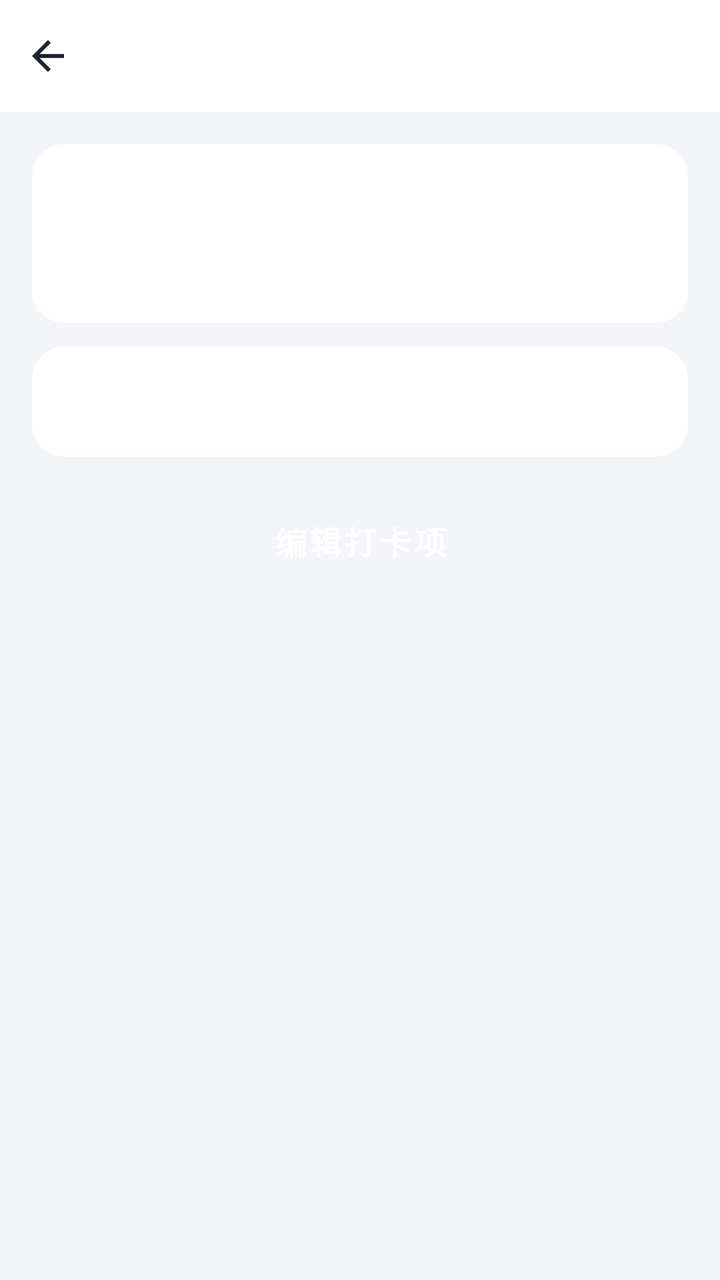
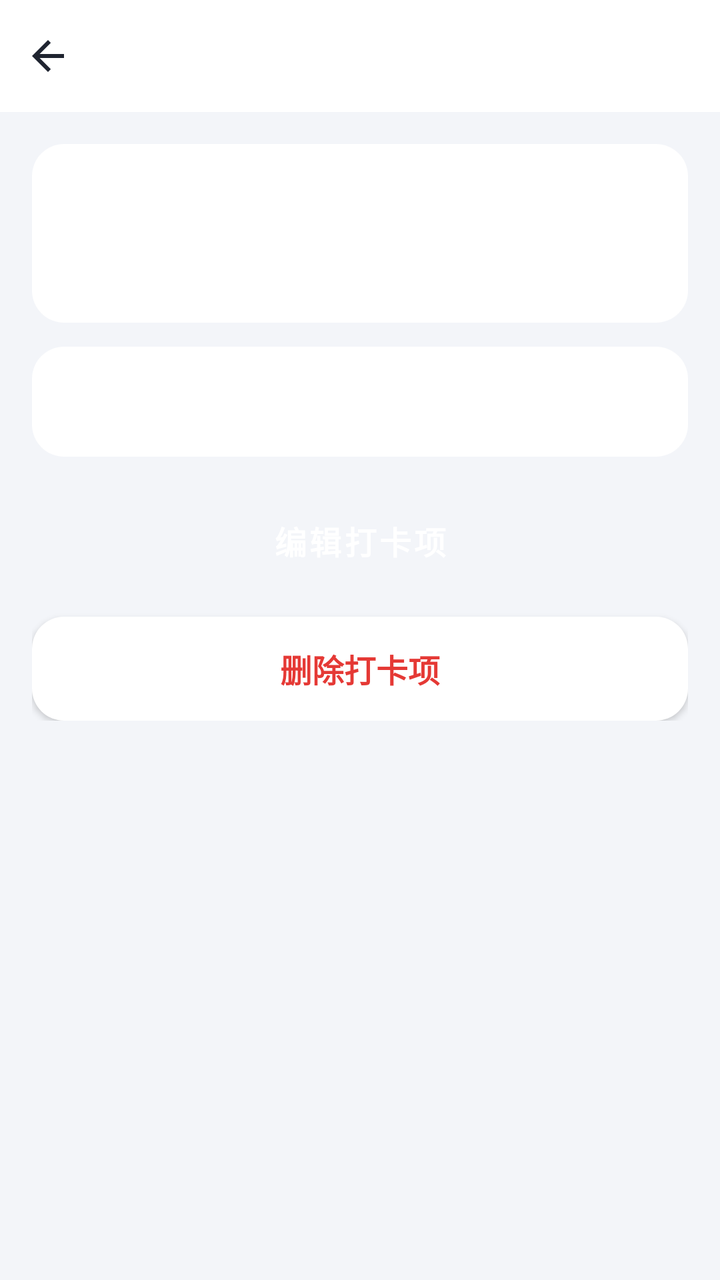

Two renders of the same Android screen: before a commit and after it. Below are the layout's source before the change and the commit's diff.
<!-- AndroidManifest.xml: application theme Theme.Checkin -->
<!-- res/layout/activity_detail.xml -->
<?xml version="1.0" encoding="utf-8"?>
<LinearLayout xmlns:android="http://schemas.android.com/apk/res/android"
    android:layout_width="match_parent"
    android:layout_height="match_parent"
    android:background="@color/bg_page"
    android:orientation="vertical">

    <include android:id="@+id/topbar" layout="@layout/view_topbar" />

    <ScrollView
        android:layout_width="match_parent"
        android:layout_height="0dp"
        android:layout_weight="1"
        android:scrollbars="none">

        <LinearLayout
            android:layout_width="match_parent"
            android:layout_height="wrap_content"
            android:orientation="vertical"
            android:padding="16dp">

            <LinearLayout
                android:id="@+id/header_card"
                android:layout_width="match_parent"
                android:layout_height="wrap_content"
                android:background="@drawable/bg_card"
                android:gravity="center_vertical"
                android:orientation="horizontal"
                android:padding="18dp">

                <TextView
                    android:id="@+id/tv_emoji"
                    android:layout_width="wrap_content"
                    android:layout_height="wrap_content"
                    android:textSize="40sp" />

                <LinearLayout
                    android:layout_width="0dp"
                    android:layout_height="wrap_content"
                    android:layout_marginStart="14dp"
                    android:layout_weight="1"
                    android:orientation="vertical">

                    <TextView
                        android:id="@+id/tv_name"
                        android:layout_width="wrap_content"
                        android:layout_height="wrap_content"
                        android:textColor="@color/text_primary"
                        android:textSize="20sp"
                        android:textStyle="bold" />

                    <TextView
                        android:id="@+id/tv_sub"
                        android:layout_width="wrap_content"
                        android:layout_height="wrap_content"
                        android:layout_marginTop="6dp"
                        android:textColor="@color/text_secondary"
                        android:textSize="13sp" />
                </LinearLayout>
            </LinearLayout>

            <TextView
                android:id="@+id/tv_detail"
                android:layout_width="match_parent"
                android:layout_height="wrap_content"
                android:layout_marginTop="12dp"
                android:background="@drawable/bg_card"
                android:lineSpacingExtra="6dp"
                android:padding="18dp"
                android:textColor="@color/text_primary"
                android:textSize="14sp" />

            <Button
                android:id="@+id/btn_edit"
                style="@style/PrimaryButton"
                android:layout_width="match_parent"
                android:layout_marginTop="16dp"
                android:text="编辑打卡项" />
        </LinearLayout>
    </ScrollView>
</LinearLayout>
<!-- res/layout/view_topbar.xml (included above) -->
<?xml version="1.0" encoding="utf-8"?>
<LinearLayout xmlns:android="http://schemas.android.com/apk/res/android"
    android:layout_width="match_parent"
    android:layout_height="56dp"
    android:background="@color/white"
    android:gravity="center_vertical"
    android:orientation="horizontal">

    <ImageButton
        android:id="@+id/btn_back"
        android:layout_width="48dp"
        android:layout_height="48dp"
        android:background="?attr/selectableItemBackgroundBorderless"
        android:contentDescription="返回"
        android:src="@drawable/ic_back" />

    <FrameLayout
        android:layout_width="0dp"
        android:layout_height="match_parent"
        android:layout_weight="1">

        <TextView
            android:id="@+id/tv_title"
            android:layout_width="wrap_content"
            android:layout_height="wrap_content"
            android:layout_gravity="center"
            android:textColor="@color/text_primary"
            android:textSize="17sp"
            android:textStyle="bold" />
    </FrameLayout>

    <FrameLayout
        android:id="@+id/title_right_container"
        android:layout_width="wrap_content"
        android:layout_height="match_parent"
        android:minWidth="48dp" />
</LinearLayout>
<!-- resources referenced by this layout -->
<resources>
  <color name="bg_page">#F3F5F9</color>
  <color name="text_primary">#1F2430</color>
  <color name="text_secondary">#6B7280</color>
  <color name="white">#FFFFFF</color>
  <!-- drawable bg_card (drawable) -->
  <?xml version="1.0" encoding="utf-8"?>
  <shape xmlns:android="http://schemas.android.com/apk/res/android" android:shape="rectangle">
      <solid android:color="@color/bg_card" />
      <corners android:radius="16dp" />
  </shape>
  <!-- drawable ic_back (drawable) -->
  <vector xmlns:android="http://schemas.android.com/apk/res/android"
      android:width="24dp" android:height="24dp"
      android:viewportWidth="24" android:viewportHeight="24" android:tint="@color/text_primary">
      <path android:fillColor="@android:color/white" android:pathData="M20,11H7.83l5.59,-5.59L12,4l-8,8 8,8 1.41,-1.41L7.83,13H20v-2z"/>
  </vector>
  <style name="PrimaryButton" parent="Widget.MaterialComponents.Button">
          <item name="android:layout_height">52dp</item>
          <item name="cornerRadius">14dp</item>
          <item name="android:textSize">16sp</item>
          <item name="android:textStyle">bold</item>
          <item name="android:textColor">@color/white</item>
      </style>
  <style name="Theme.Checkin" parent="Theme.MaterialComponents.Light.NoActionBar">
          <item name="colorPrimary">@color/brand</item>
          <item name="colorPrimaryDark">@color/brand_dark</item>
          <item name="colorAccent">@color/brand</item>
          <item name="android:windowBackground">@color/bg_page</item>
          <item name="android:statusBarColor">@color/white</item>
          <item name="android:windowLightStatusBar">true</item>
          <item name="android:textColorPrimary">@color/text_primary</item>
          <item name="android:textColorSecondary">@color/text_secondary</item>
          <item name="bottomNavigationStyle">@style/Widget.Checkin.BottomNav</item>
      </style>
  <color name="bg_card">#FFFFFF</color>
  <color name="brand">#39C5BB</color>
  <color name="brand_dark">#1F9C94</color>
  <style name="Widget.Checkin.BottomNav" parent="Widget.MaterialComponents.BottomNavigationView">
          <item name="itemTextColor">@color/nav_tint</item>
          <item name="itemIconTint">@color/nav_tint</item>
          <item name="backgroundTint">@color/white</item>
          <item name="elevation">10dp</item>
          <item name="labelVisibilityMode">labeled</item>
      </style>
</resources>

<!-- the commit's change to res/layout/activity_detail.xml (unified diff, before → after) -->
@@ -76,6 +76,18 @@
                 android:layout_width="match_parent"
                 android:layout_marginTop="16dp"
                 android:text="编辑打卡项" />
+
+            
+            <Button
+                android:id="@+id/btn_delete"
+                android:layout_width="match_parent"
+                android:layout_height="52dp"
+                android:layout_marginTop="12dp"
+                android:background="@drawable/bg_card"
+                android:text="删除打卡项"
+                android:textColor="#E53935"
+                android:textSize="16sp"
+                android:textStyle="bold" />
         </LinearLayout>
     </ScrollView>
 </LinearLayout>
